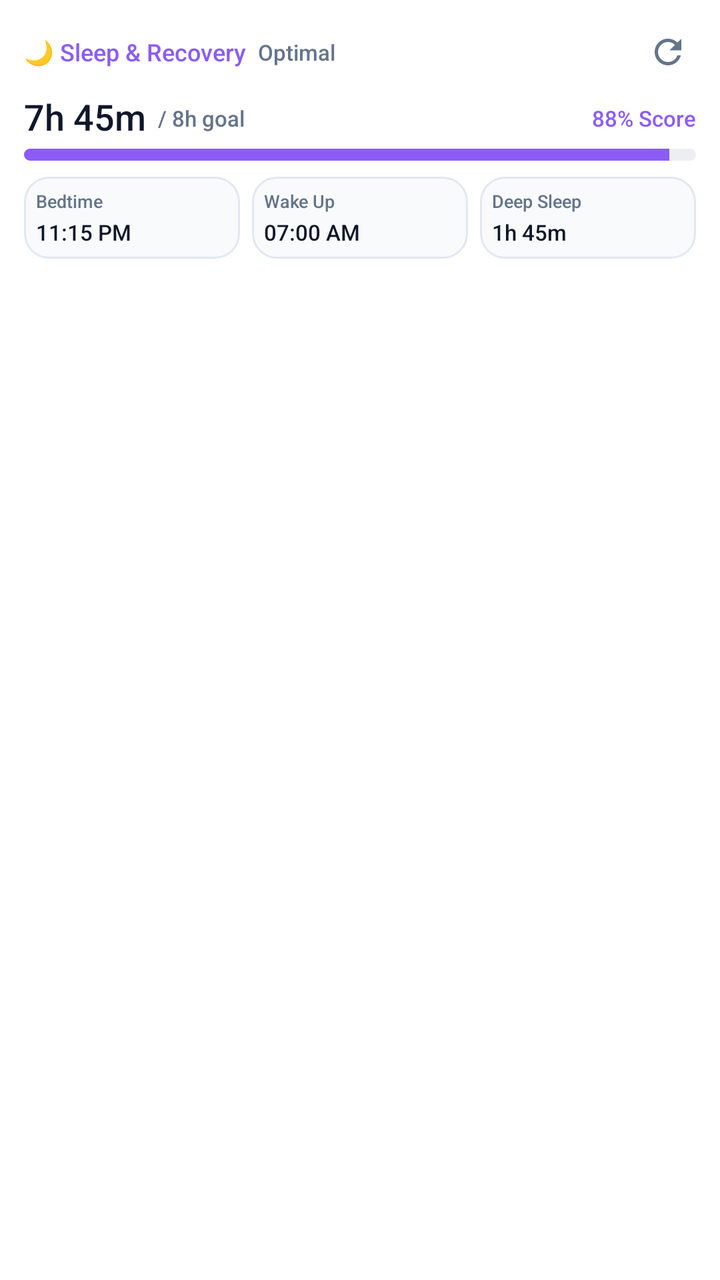
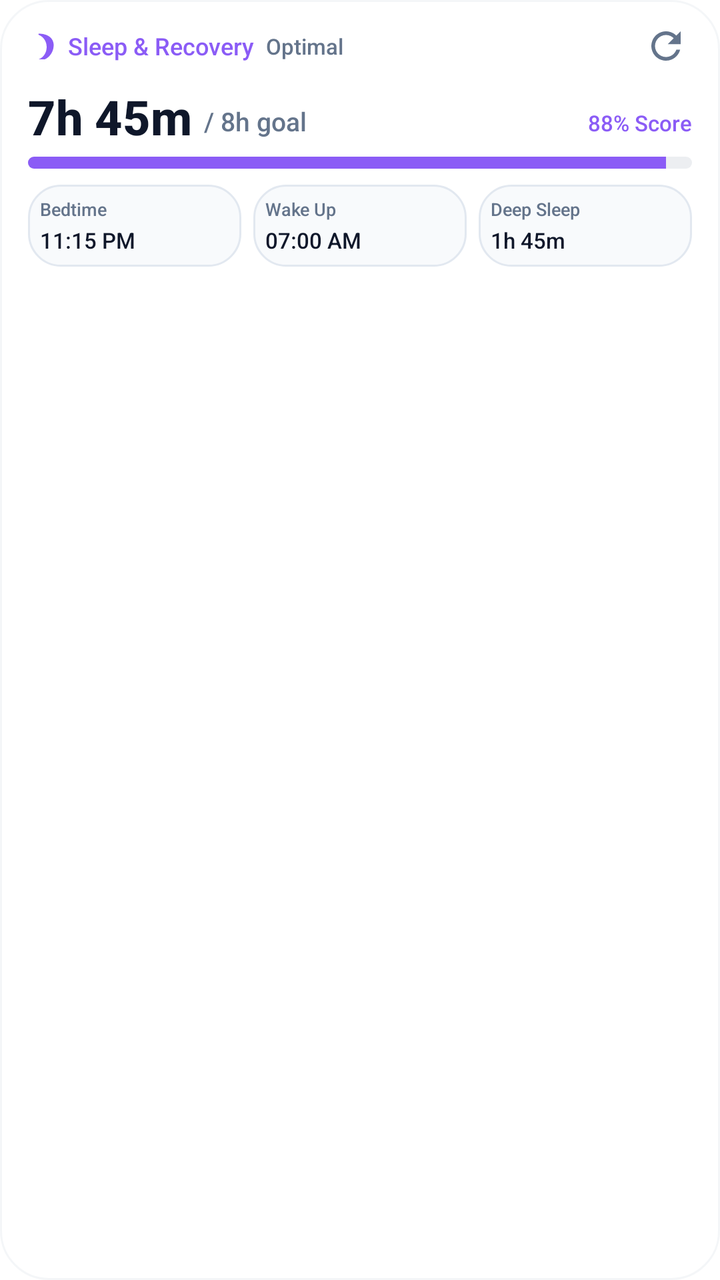

Before-and-after screenshots of an Android layout around one commit, followed by the original layout XML and the change that was made.
<!-- AndroidManifest.xml: fallback theme Theme.MaterialComponents.DayNight.NoActionBar -->
<!-- res/layout/sleep_widget.xml -->
<?xml version="1.0" encoding="utf-8"?>
<LinearLayout xmlns:android="http://schemas.android.com/apk/res/android"
    android:id="@+id/widget_sleep_root"
    android:layout_width="match_parent"
    android:layout_height="match_parent"
    android:background="@drawable/widget_background"
    android:orientation="vertical"
    android:padding="12dp">

    
    <LinearLayout
        android:layout_width="match_parent"
        android:layout_height="wrap_content"
        android:gravity="center_vertical"
        android:orientation="horizontal">

        <TextView
            android:layout_width="wrap_content"
            android:layout_height="wrap_content"
            android:fontFamily="sans-serif-medium"
            android:text="🌙 Sleep &amp; Recovery"
            android:textColor="@color/widget_sleep"
            android:textSize="12sp" />

        <TextView
            android:id="@+id/widget_sleep_quality_tag"
            android:layout_width="0dp"
            android:layout_height="wrap_content"
            android:layout_marginStart="6dp"
            android:layout_weight="1"
            android:fontFamily="sans-serif-medium"
            android:text="Optimal"
            android:textColor="@color/widget_secondary_text"
            android:textSize="11sp" />

        
        <ImageView
            android:id="@+id/widget_sleep_refresh_btn"
            android:layout_width="28dp"
            android:layout_height="28dp"
            android:background="?android:attr/selectableItemBackgroundBorderless"
            android:contentDescription="@string/widget_refresh_tooltip"
            android:padding="4dp"
            android:src="@drawable/ic_widget_refresh" />
    </LinearLayout>

    
    <LinearLayout
        android:layout_width="match_parent"
        android:layout_height="wrap_content"
        android:layout_marginTop="6dp"
        android:orientation="vertical">

        <LinearLayout
            android:layout_width="match_parent"
            android:layout_height="wrap_content"
            android:gravity="bottom"
            android:orientation="horizontal">

            <TextView
                android:id="@+id/widget_sleep_duration"
                android:layout_width="wrap_content"
                android:layout_height="wrap_content"
                android:fontFamily="sans-serif-medium"
                android:text="7h 45m"
                android:textColor="@color/widget_text"
                android:textSize="18sp" />

            <TextView
                android:id="@+id/widget_sleep_goal"
                android:layout_width="wrap_content"
                android:layout_height="wrap_content"
                android:layout_marginStart="6dp"
                android:layout_marginBottom="2dp"
                android:fontFamily="sans-serif-medium"
                android:text="/ 8h goal"
                android:textColor="@color/widget_secondary_text"
                android:textSize="11sp" />

            <View
                android:layout_width="0dp"
                android:layout_height="1dp"
                android:layout_weight="1" />

            <TextView
                android:id="@+id/widget_sleep_score"
                android:layout_width="wrap_content"
                android:layout_height="wrap_content"
                android:layout_marginBottom="2dp"
                android:fontFamily="sans-serif-medium"
                android:text="88% Score"
                android:textColor="@color/widget_sleep"
                android:textSize="11sp" />
        </LinearLayout>

        <ProgressBar
            android:id="@+id/widget_sleep_progress_bar"
            style="@android:style/Widget.ProgressBar.Horizontal"
            android:layout_width="match_parent"
            android:layout_height="6dp"
            android:layout_marginTop="4dp"
            android:max="100"
            android:progress="96"
            android:progressDrawable="@drawable/widget_sleep_progress" />
    </LinearLayout>

    
    <LinearLayout
        android:layout_width="match_parent"
        android:layout_height="wrap_content"
        android:layout_marginTop="8dp"
        android:orientation="horizontal">

        
        <LinearLayout
            android:layout_width="0dp"
            android:layout_height="wrap_content"
            android:layout_marginEnd="3dp"
            android:layout_weight="1"
            android:background="@drawable/widget_card_bg"
            android:orientation="vertical"
            android:padding="6dp">

            <TextView
                android:layout_width="wrap_content"
                android:layout_height="wrap_content"
                android:fontFamily="sans-serif-medium"
                android:text="Bedtime"
                android:textColor="@color/widget_secondary_text"
                android:textSize="9sp" />

            <TextView
                android:id="@+id/widget_sleep_bedtime"
                android:layout_width="wrap_content"
                android:layout_height="wrap_content"
                android:layout_marginTop="2dp"
                android:fontFamily="sans-serif-medium"
                android:text="11:15 PM"
                android:textColor="@color/widget_text"
                android:textSize="11sp" />
        </LinearLayout>

        
        <LinearLayout
            android:layout_width="0dp"
            android:layout_height="wrap_content"
            android:layout_marginStart="3dp"
            android:layout_marginEnd="3dp"
            android:layout_weight="1"
            android:background="@drawable/widget_card_bg"
            android:orientation="vertical"
            android:padding="6dp">

            <TextView
                android:layout_width="wrap_content"
                android:layout_height="wrap_content"
                android:fontFamily="sans-serif-medium"
                android:text="Wake Up"
                android:textColor="@color/widget_secondary_text"
                android:textSize="9sp" />

            <TextView
                android:id="@+id/widget_sleep_waketime"
                android:layout_width="wrap_content"
                android:layout_height="wrap_content"
                android:layout_marginTop="2dp"
                android:fontFamily="sans-serif-medium"
                android:text="07:00 AM"
                android:textColor="@color/widget_text"
                android:textSize="11sp" />
        </LinearLayout>

        
        <LinearLayout
            android:layout_width="0dp"
            android:layout_height="wrap_content"
            android:layout_marginStart="3dp"
            android:layout_weight="1"
            android:background="@drawable/widget_card_bg"
            android:orientation="vertical"
            android:padding="6dp">

            <TextView
                android:layout_width="wrap_content"
                android:layout_height="wrap_content"
                android:fontFamily="sans-serif-medium"
                android:text="Deep Sleep"
                android:textColor="@color/widget_secondary_text"
                android:textSize="9sp" />

            <TextView
                android:id="@+id/widget_sleep_deep"
                android:layout_width="wrap_content"
                android:layout_height="wrap_content"
                android:layout_marginTop="2dp"
                android:fontFamily="sans-serif-medium"
                android:text="1h 45m"
                android:textColor="@color/widget_text"
                android:textSize="11sp" />
        </LinearLayout>
    </LinearLayout>
</LinearLayout>
<!-- resources referenced by this layout -->
<resources>
  <color name="widget_secondary_text">#FF64748B</color>
  <color name="widget_sleep">#FF8B5CF6</color>
  <color name="widget_text">#FF0F172A</color>
  <!-- drawable ic_widget_refresh (drawable) -->
  <vector xmlns:android="http://schemas.android.com/apk/res/android"
      android:width="24dp"
      android:height="24dp"
      android:viewportWidth="24"
      android:viewportHeight="24">
    <path
        android:fillColor="@color/widget_secondary_text"
        android:pathData="M17.65,6.35C16.2,4.9 14.21,4 12,4c-4.42,0 -7.99,3.58 -7.99,8s3.57,8 7.99,8c3.73,0 6.84,-2.55 7.73,-6h-2.08c-0.82,2.33 -3.04,4 -5.65,4 -3.31,0 -6,-2.69 -6,-6s2.69,-6 6,-6c1.66,0 3.14,0.69 4.22,1.78L13,11h7V4l-2.35,2.35z"/>
  </vector>
  <!-- drawable widget_background (drawable) -->
  <?xml version="1.0" encoding="utf-8"?>
  <shape xmlns:android="http://schemas.android.com/apk/res/android" android:shape="rectangle">
      <solid android:color="@color/widget_background" />
      <corners android:radius="16dp" />
  </shape>
  <!-- drawable widget_card_bg (drawable) -->
  <?xml version="1.0" encoding="utf-8"?>
  <shape xmlns:android="http://schemas.android.com/apk/res/android" android:shape="rectangle">
      <solid android:color="@color/widget_card_background" />
      <stroke android:width="1dp" android:color="@color/widget_card_border" />
      <corners android:radius="12dp" />
  </shape>
  <!-- drawable widget_sleep_progress (drawable) -->
  <?xml version="1.0" encoding="utf-8"?>
  <layer-list xmlns:android="http://schemas.android.com/apk/res/android">
      <item android:id="@android:id/background">
          <shape android:shape="rectangle">
              <solid android:color="@color/widget_track" />
              <corners android:radius="4dp" />
          </shape>
      </item>
      <item android:id="@android:id/progress">
          <clip>
              <shape android:shape="rectangle">
                  <solid android:color="@color/widget_sleep" />
                  <corners android:radius="4dp" />
              </shape>
          </clip>
      </item>
  </layer-list>
  <string name="widget_refresh_tooltip">Refresh</string>
  <color name="widget_background">#FFFFFFFF</color>
  <color name="widget_card_background">#FFF8FAFC</color>
  <color name="widget_card_border">#FFE2E8F0</color>
  <color name="widget_track">#1F64748B</color>
</resources>

<!-- the commit's change to res/layout/sleep_widget.xml (unified diff, before → after) -->
@@ -5,7 +5,10 @@
     android:layout_height="match_parent"
     android:background="@drawable/widget_background"
     android:orientation="vertical"
-    android:padding="12dp">
+    android:paddingStart="14dp"
+    android:paddingTop="10dp"
+    android:paddingEnd="14dp"
+    android:paddingBottom="10dp">
 
     
     <LinearLayout
@@ -18,7 +21,7 @@
             android:layout_width="wrap_content"
             android:layout_height="wrap_content"
             android:fontFamily="sans-serif-medium"
-            android:text="🌙 Sleep &amp; Recovery"
+            android:text="Sleep &amp; Recovery" android:drawableStart="@drawable/ic_widget_sleep" android:drawablePadding="6dp"
             android:textColor="@color/widget_sleep"
             android:textSize="12sp" />
 
@@ -34,14 +37,28 @@
             android:textSize="11sp" />
 
         
-        <ImageView
-            android:id="@+id/widget_sleep_refresh_btn"
-            android:layout_width="28dp"
-            android:layout_height="28dp"
-            android:background="?android:attr/selectableItemBackgroundBorderless"
-            android:contentDescription="@string/widget_refresh_tooltip"
-            android:padding="4dp"
-            android:src="@drawable/ic_widget_refresh" />
+        <FrameLayout
+            android:layout_width="26dp"
+            android:layout_height="26dp">
+
+            <ImageView
+                android:id="@+id/widget_sleep_refresh_btn"
+                android:layout_width="26dp"
+                android:layout_height="26dp"
+                android:background="@android:color/transparent"
+                android:contentDescription="@string/widget_refresh_tooltip"
+                android:padding="2dp"
+                android:src="@drawable/ic_widget_refresh" />
+
+            <ProgressBar
+                android:id="@+id/widget_sleep_refresh_progress"
+                style="?android:attr/progressBarStyleSmall"
+                android:layout_width="20dp"
+                android:layout_height="20dp"
+                android:layout_gravity="center"
+                android:indeterminate="true"
+                android:visibility="gone" />
+        </FrameLayout>
     </LinearLayout>
 
     
@@ -64,7 +81,8 @@
                 android:fontFamily="sans-serif-medium"
                 android:text="7h 45m"
                 android:textColor="@color/widget_text"
-                android:textSize="18sp" />
+                android:textSize="24sp"
+                android:textStyle="bold" />
 
             <TextView
                 android:id="@+id/widget_sleep_goal"
@@ -75,9 +93,9 @@
                 android:fontFamily="sans-serif-medium"
                 android:text="/ 8h goal"
                 android:textColor="@color/widget_secondary_text"
-                android:textSize="11sp" />
-
-            <View
+                android:textSize="13sp" />
+
+            <FrameLayout
                 android:layout_width="0dp"
                 android:layout_height="1dp"
                 android:layout_weight="1" />
<!-- resource entries referenced after the edit -->
@@ -13,18 +13,29 @@
         android:fillColor="@color/widget_secondary_text"
         android:pathData="M17.65,6.35C16.2,4.9 14.21,4 12,4c-4.42,0 -7.99,3.58 -7.99,8s3.57,8 7.99,8c3.73,0 6.84,-2.55 7.73,-6h-2.08c-0.82,2.33 -3.04,4 -5.65,4 -3.31,0 -6,-2.69 -6,-6s2.69,-6 6,-6c1.66,0 3.14,0.69 4.22,1.78L13,11h7V4l-2.35,2.35z"/>
   </vector>
+  <!-- drawable ic_widget_sleep (drawable) -->
+  <vector xmlns:android="http://schemas.android.com/apk/res/android"
+      android:width="14dp"
+      android:height="14dp"
+      android:viewportWidth="24"
+      android:viewportHeight="24">
+      <path
+          android:fillColor="@color/widget_sleep"
+          android:pathData="M9.3 2c-.1 0-.2.1-.3.2-.2.3 0 .7.3.9 4 1.5 6.7 5.7 6.7 10.4S13.3 22.4 9.3 23.9c-.3.2-.5.5-.3.9.1.2.3.3.6.3 7 0 12.4-6.4 12.4-13.1S16.3 2 9.3 2z" />
+  </vector>
   <!-- drawable widget_background (drawable) -->
   <?xml version="1.0" encoding="utf-8"?>
   <shape xmlns:android="http://schemas.android.com/apk/res/android" android:shape="rectangle">
       <solid android:color="@color/widget_background" />
-      <corners android:radius="16dp" />
+      <stroke android:width="1dp" android:color="#1A94A3B8" />
+      <corners android:radius="24dp" />
   </shape>
   <!-- drawable widget_card_bg (drawable) -->
   <?xml version="1.0" encoding="utf-8"?>
   <shape xmlns:android="http://schemas.android.com/apk/res/android" android:shape="rectangle">
       <solid android:color="@color/widget_card_background" />
       <stroke android:width="1dp" android:color="@color/widget_card_border" />
-      <corners android:radius="12dp" />
+      <corners android:radius="16dp" />
   </shape>
   <!-- drawable widget_sleep_progress (drawable) -->
   <?xml version="1.0" encoding="utf-8"?>
